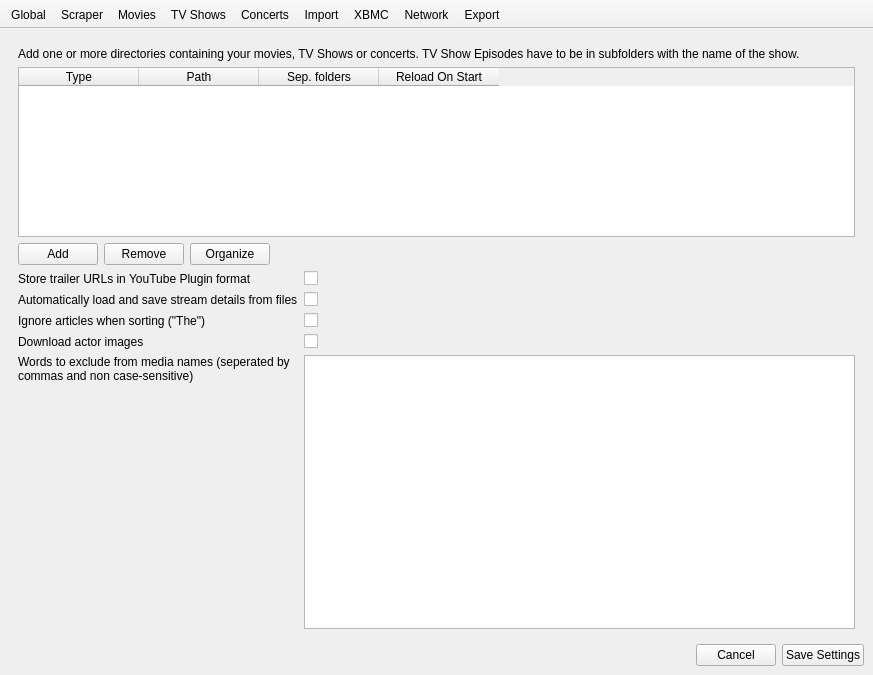
This is settings/SettingsWindow.ui in Komet/MediaElch as Qt 5 draws it before an edit. The edited form follows.
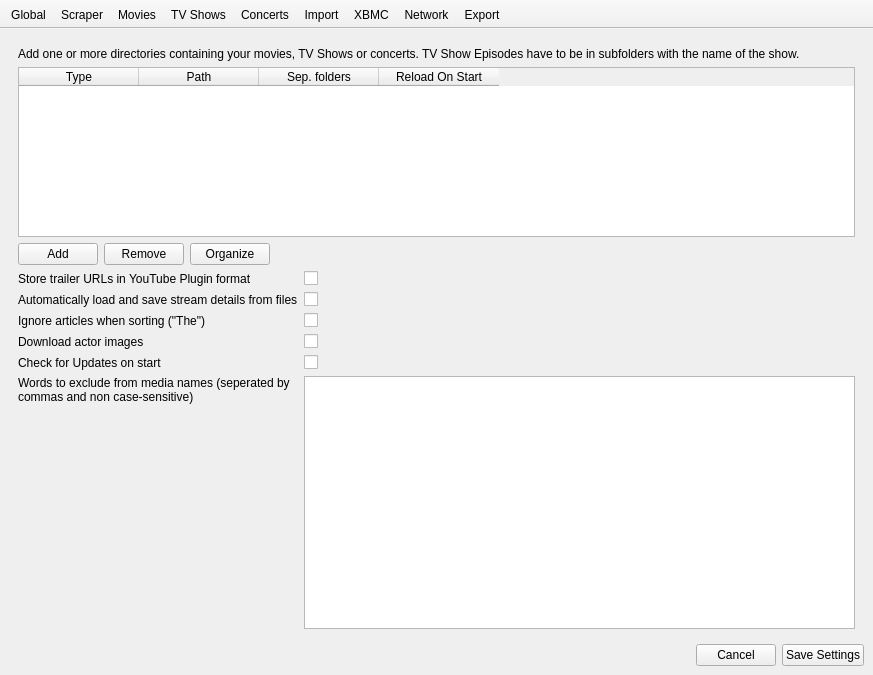
This is the edited form. Icons and pictures are not drawn. Custom widgets are drawn as their Qt base class.

Commit message: Fixes #46 Check for updates on startup

The edit to the form file:
```diff
--- a/settings/SettingsWindow.ui
+++ b/settings/SettingsWindow.ui
@@ -194,14 +194,14 @@
             </property>
            </widget>
           </item>
-          <item row="4" column="1">
+          <item row="5" column="1">
            <widget class="QTextEdit" name="excludeWordsText">
             <property name="toolTip">
              <string>Words to exclude from media names (seperated by commas and non case-sensitive)</string>
             </property>
            </widget>
           </item>
-          <item row="4" column="0">
+          <item row="5" column="0">
            <widget class="QLabel" name="label_excludeWords">
             <property name="text">
              <string>Words to exclude from media names (seperated by commas and non case-sensitive)</string>
@@ -214,6 +214,20 @@
             </property>
            </widget>
           </item>
+          <item row="4" column="0">
+           <widget class="QLabel" name="label_56">
+            <property name="text">
+             <string>Check for Updates on start</string>
+            </property>
+           </widget>
+          </item>
+          <item row="4" column="1">
+           <widget class="QCheckBox" name="chkCheckForUpdates">
+            <property name="text">
+             <string/>
+            </property>
+           </widget>
+          </item>
          </layout>
         </item>
        </layout>
```
The commit also changes 8 other files.
